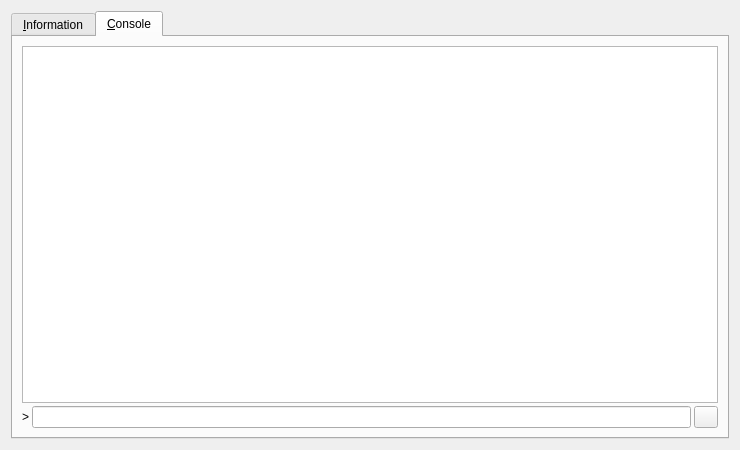
Qt form src/qt/forms/rpcconsole.ui (dimitrkovalsky/chotkocoin) before a commit.
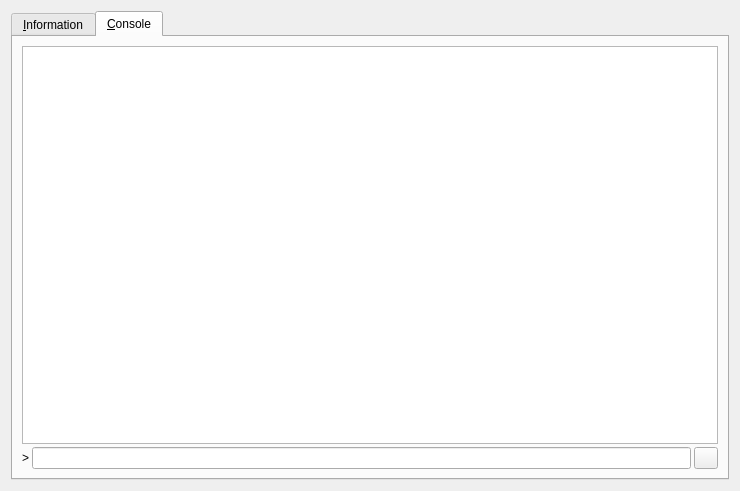
The same form after that commit. The open tabs and pages were chosen to show the change. Icons and pictures are not drawn.

What changed in the file:
```diff
--- a/src/qt/forms/rpcconsole.ui
+++ b/src/qt/forms/rpcconsole.ui
@@ -7,7 +7,7 @@
     <x>0</x>
     <y>0</y>
     <width>740</width>
-    <height>450</height>
+    <height>491</height>
    </rect>
   </property>
   <property name="windowTitle">
```
Left out of the diff: 2 changed lines with no effect on the pictures.
